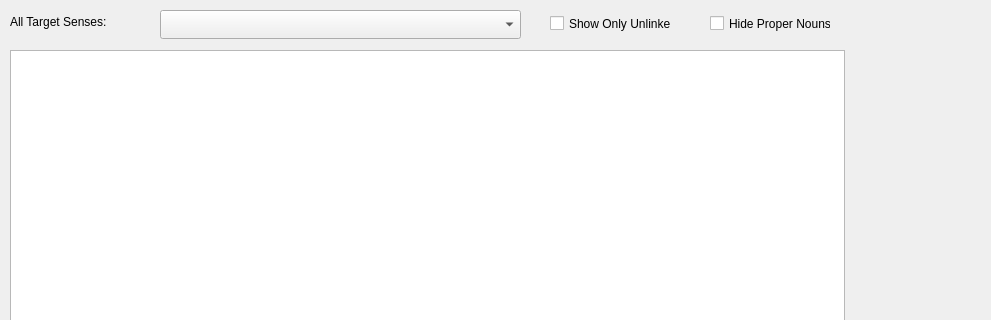
Before: the Qt Designer form Linker.ui in rmlockwood/FLExTrans, drawn with Qt 5; both pictures show x 0 to 991 and y 0 to 320 of the 1372 by 701 pixel window.
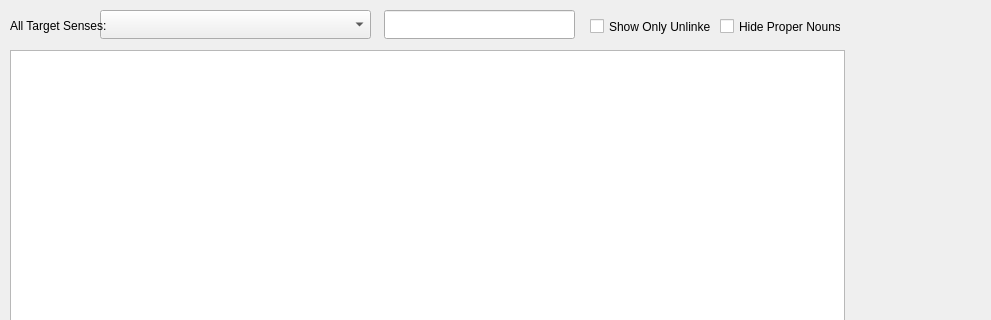
After: the same form once the commit is applied.

Commit message: Added search box. Fixes #106

```diff
--- a/Linker.ui
+++ b/Linker.ui
@@ -65,9 +65,9 @@
    <widget class="QComboBox" name="targetLexCombo">
     <property name="geometry">
      <rect>
-      <x>160</x>
+      <x>100</x>
       <y>10</y>
-      <width>361</width>
+      <width>271</width>
       <height>29</height>
      </rect>
     </property>
@@ -86,8 +86,8 @@
    <widget class="QCheckBox" name="ShowOnlyUnlinkedCheckBox">
     <property name="geometry">
      <rect>
-      <x>550</x>
-      <y>10</y>
+      <x>590</x>
+      <y>13</y>
       <width>121</width>
       <height>27</height>
      </rect>
@@ -100,9 +100,9 @@
     <property name="geometry">
      <rect>
       <x>10</x>
-      <y>10</y>
+      <y>16</y>
       <width>151</width>
-      <height>23</height>
+      <height>20</height>
      </rect>
     </property>
     <property name="text">
@@ -112,8 +112,8 @@
    <widget class="QCheckBox" name="HideProperNounsCheckBox">
     <property name="geometry">
      <rect>
-      <x>710</x>
-      <y>10</y>
+      <x>720</x>
+      <y>13</y>
       <width>121</width>
       <height>27</height>
      </rect>
@@ -122,6 +122,24 @@
      <string>Hide Proper Nouns</string>
     </property>
    </widget>
+   <widget class="QLineEdit" name="searchTargetEdit">
+    <property name="geometry">
+     <rect>
+      <x>384</x>
+      <y>10</y>
+      <width>191</width>
+      <height>29</height>
+     </rect>
+    </property>
+    <property name="font">
+     <font>
+      <pointsize>10</pointsize>
+     </font>
+    </property>
+    <property name="toolTip">
+     <string>Type the beginning of an entry, then double-click in the Target Head Word column for the desired row to link to it.</string>
+    </property>
+   </widget>
   </widget>
   <widget class="QMenuBar" name="menubar">
    <property name="geometry">
```
Left out of the diff: 2 changed lines with no effect on the pictures. The commit also changes 2 other files.
